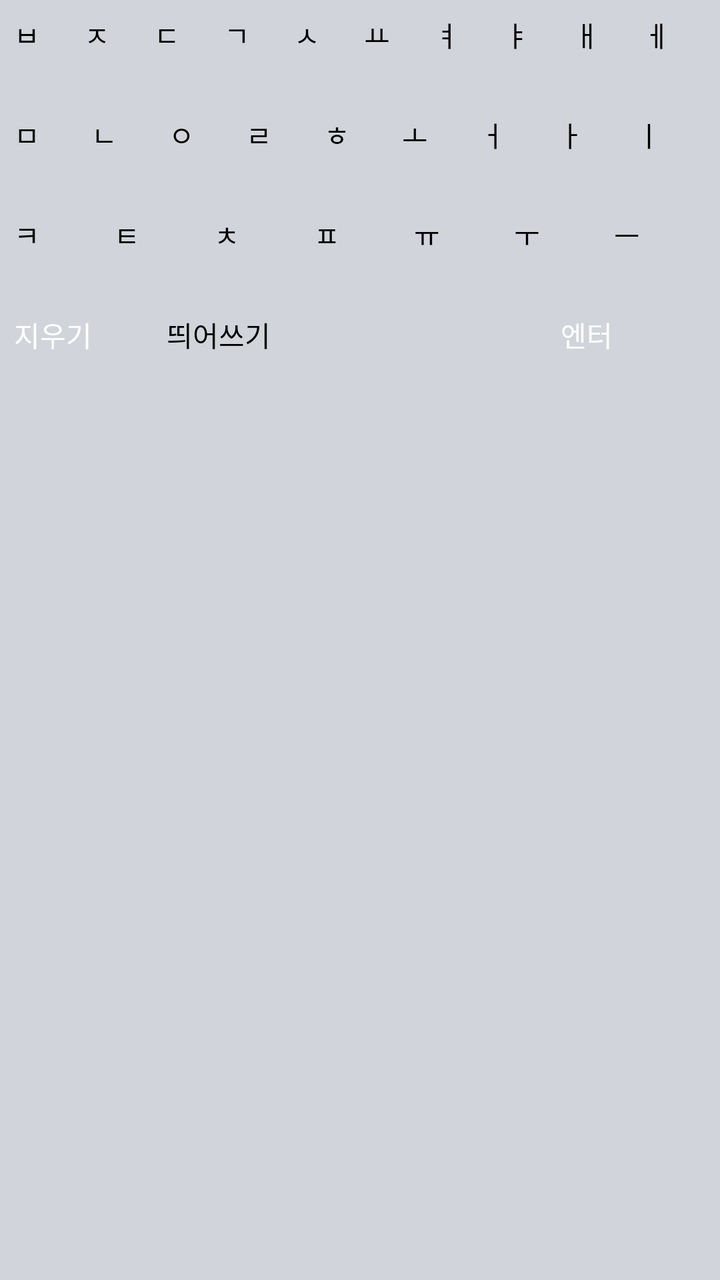
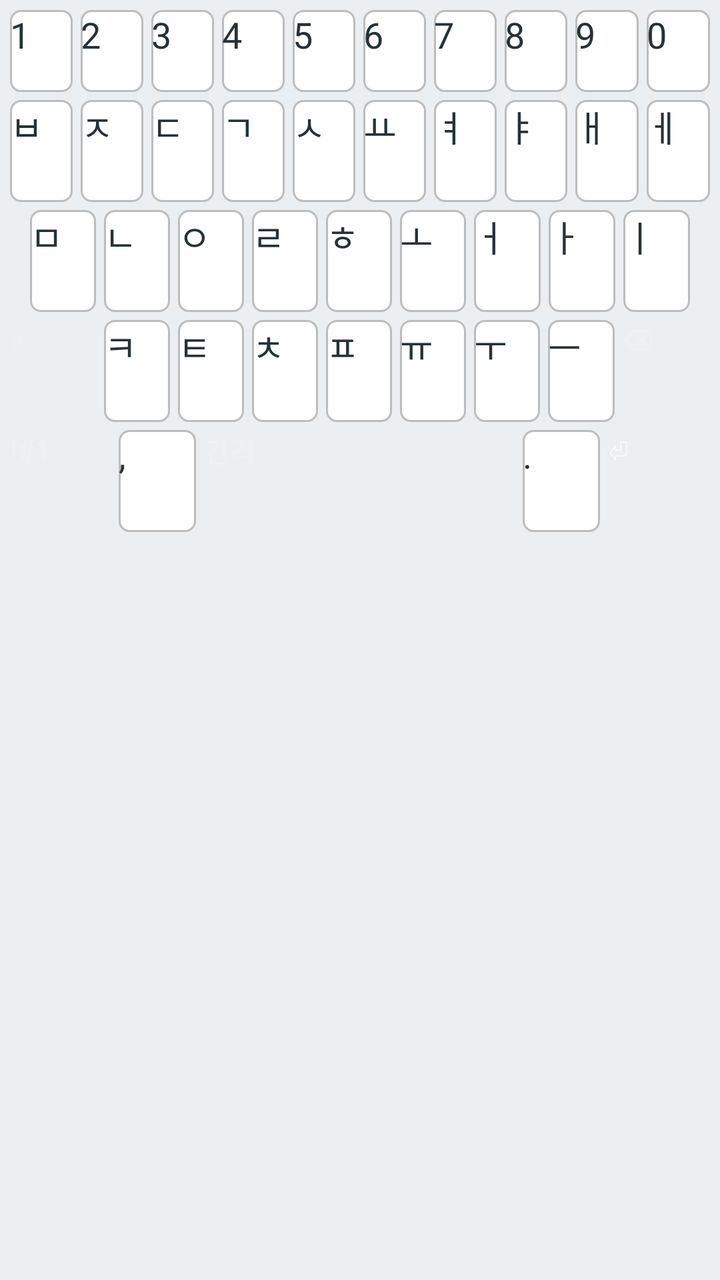

Two renders of the same Android screen: before a commit and after it. Below are the layout's source before the change and the commit's diff.
<!-- AndroidManifest.xml: application theme android:Theme.DeviceDefault -->
<!-- res/layout/keyboard_view.xml -->
<?xml version="1.0" encoding="utf-8"?>
<LinearLayout xmlns:android="http://schemas.android.com/apk/res/android"
    android:layout_width="match_parent" android:layout_height="wrap_content"
    android:background="#D1D5DB" android:orientation="vertical" android:padding="5dp">
    
    <LinearLayout android:layout_width="match_parent" android:layout_height="50dp" android:orientation="horizontal">
        <Button android:text="ㅂ" android:layout_width="0dp" android:layout_height="match_parent" android:layout_weight="1" android:layout_margin="2dp" android:backgroundTint="#FFFFFF" android:textColor="#000000" android:padding="0dp"/>
        <Button android:text="ㅈ" android:layout_width="0dp" android:layout_height="match_parent" android:layout_weight="1" android:layout_margin="2dp" android:backgroundTint="#FFFFFF" android:textColor="#000000" android:padding="0dp"/>
        <Button android:text="ㄷ" android:layout_width="0dp" android:layout_height="match_parent" android:layout_weight="1" android:layout_margin="2dp" android:backgroundTint="#FFFFFF" android:textColor="#000000" android:padding="0dp"/>
        <Button android:text="ㄱ" android:layout_width="0dp" android:layout_height="match_parent" android:layout_weight="1" android:layout_margin="2dp" android:backgroundTint="#FFFFFF" android:textColor="#000000" android:padding="0dp"/>
        <Button android:text="ㅅ" android:layout_width="0dp" android:layout_height="match_parent" android:layout_weight="1" android:layout_margin="2dp" android:backgroundTint="#FFFFFF" android:textColor="#000000" android:padding="0dp"/>
        <Button android:text="ㅛ" android:layout_width="0dp" android:layout_height="match_parent" android:layout_weight="1" android:layout_margin="2dp" android:backgroundTint="#FFFFFF" android:textColor="#000000" android:padding="0dp"/>
        <Button android:text="ㅕ" android:layout_width="0dp" android:layout_height="match_parent" android:layout_weight="1" android:layout_margin="2dp" android:backgroundTint="#FFFFFF" android:textColor="#000000" android:padding="0dp"/>
        <Button android:text="ㅑ" android:layout_width="0dp" android:layout_height="match_parent" android:layout_weight="1" android:layout_margin="2dp" android:backgroundTint="#FFFFFF" android:textColor="#000000" android:padding="0dp"/>
        <Button android:text="ㅐ" android:layout_width="0dp" android:layout_height="match_parent" android:layout_weight="1" android:layout_margin="2dp" android:backgroundTint="#FFFFFF" android:textColor="#000000" android:padding="0dp"/>
        <Button android:text="ㅔ" android:layout_width="0dp" android:layout_height="match_parent" android:layout_weight="1" android:layout_margin="2dp" android:backgroundTint="#FFFFFF" android:textColor="#000000" android:padding="0dp"/>
    </LinearLayout>

    <LinearLayout android:layout_width="match_parent" android:layout_height="50dp" android:orientation="horizontal">
        <Button android:text="ㅁ" android:layout_width="0dp" android:layout_height="match_parent" android:layout_weight="1" android:layout_margin="2dp" android:backgroundTint="#FFFFFF" android:textColor="#000000" android:padding="0dp"/>
        <Button android:text="ㄴ" android:layout_width="0dp" android:layout_height="match_parent" android:layout_weight="1" android:layout_margin="2dp" android:backgroundTint="#FFFFFF" android:textColor="#000000" android:padding="0dp"/>
        <Button android:text="ㅇ" android:layout_width="0dp" android:layout_height="match_parent" android:layout_weight="1" android:layout_margin="2dp" android:backgroundTint="#FFFFFF" android:textColor="#000000" android:padding="0dp"/>
        <Button android:text="ㄹ" android:layout_width="0dp" android:layout_height="match_parent" android:layout_weight="1" android:layout_margin="2dp" android:backgroundTint="#FFFFFF" android:textColor="#000000" android:padding="0dp"/>
        <Button android:text="ㅎ" android:layout_width="0dp" android:layout_height="match_parent" android:layout_weight="1" android:layout_margin="2dp" android:backgroundTint="#FFFFFF" android:textColor="#000000" android:padding="0dp"/>
        <Button android:text="ㅗ" android:layout_width="0dp" android:layout_height="match_parent" android:layout_weight="1" android:layout_margin="2dp" android:backgroundTint="#FFFFFF" android:textColor="#000000" android:padding="0dp"/>
        <Button android:text="ㅓ" android:layout_width="0dp" android:layout_height="match_parent" android:layout_weight="1" android:layout_margin="2dp" android:backgroundTint="#FFFFFF" android:textColor="#000000" android:padding="0dp"/>
        <Button android:text="ㅏ" android:layout_width="0dp" android:layout_height="match_parent" android:layout_weight="1" android:layout_margin="2dp" android:backgroundTint="#FFFFFF" android:textColor="#000000" android:padding="0dp"/>
        <Button android:text="ㅣ" android:layout_width="0dp" android:layout_height="match_parent" android:layout_weight="1" android:layout_margin="2dp" android:backgroundTint="#FFFFFF" android:textColor="#000000" android:padding="0dp"/>
    </LinearLayout>

    <LinearLayout android:layout_width="match_parent" android:layout_height="50dp" android:orientation="horizontal">
        <Button android:text="ㅋ" android:layout_width="0dp" android:layout_height="match_parent" android:layout_weight="1" android:layout_margin="2dp" android:backgroundTint="#FFFFFF" android:textColor="#000000" android:padding="0dp"/>
        <Button android:text="ㅌ" android:layout_width="0dp" android:layout_height="match_parent" android:layout_weight="1" android:layout_margin="2dp" android:backgroundTint="#FFFFFF" android:textColor="#000000" android:padding="0dp"/>
        <Button android:text="ㅊ" android:layout_width="0dp" android:layout_height="match_parent" android:layout_weight="1" android:layout_margin="2dp" android:backgroundTint="#FFFFFF" android:textColor="#000000" android:padding="0dp"/>
        <Button android:text="ㅍ" android:layout_width="0dp" android:layout_height="match_parent" android:layout_weight="1" android:layout_margin="2dp" android:backgroundTint="#FFFFFF" android:textColor="#000000" android:padding="0dp"/>
        <Button android:text="ㅠ" android:layout_width="0dp" android:layout_height="match_parent" android:layout_weight="1" android:layout_margin="2dp" android:backgroundTint="#FFFFFF" android:textColor="#000000" android:padding="0dp"/>
        <Button android:text="ㅜ" android:layout_width="0dp" android:layout_height="match_parent" android:layout_weight="1" android:layout_margin="2dp" android:backgroundTint="#FFFFFF" android:textColor="#000000" android:padding="0dp"/>
        <Button android:text="ㅡ" android:layout_width="0dp" android:layout_height="match_parent" android:layout_weight="1" android:layout_margin="2dp" android:backgroundTint="#FFFFFF" android:textColor="#000000" android:padding="0dp"/>
    </LinearLayout>

    <LinearLayout android:layout_width="match_parent" android:layout_height="50dp" android:orientation="horizontal">
        <Button android:text="지우기" android:layout_width="0dp" android:layout_height="match_parent" android:layout_weight="1.5" android:layout_margin="2dp" android:backgroundTint="#9CA3AF" android:textColor="#FFFFFF" android:padding="0dp"/>
        <Button android:text="띄어쓰기" android:layout_width="0dp" android:layout_height="match_parent" android:layout_weight="4" android:layout_margin="2dp" android:backgroundTint="#E5E7EB" android:textColor="#000000" android:padding="0dp"/>
        <Button android:text="엔터" android:layout_width="0dp" android:layout_height="match_parent" android:layout_weight="1.5" android:layout_margin="2dp" android:backgroundTint="#9CA3AF" android:textColor="#FFFFFF" android:padding="0dp"/>
    </LinearLayout>
</LinearLayout>
<!-- resources referenced by this layout -->
<resources>

</resources>

<!-- the commit's change to res/layout/keyboard_view.xml (unified diff, before → after) -->
@@ -1,46 +1,63 @@
 <?xml version="1.0" encoding="utf-8"?>
 <LinearLayout xmlns:android="http://schemas.android.com/apk/res/android"
     android:layout_width="match_parent" android:layout_height="wrap_content"
-    android:background="#D1D5DB" android:orientation="vertical" android:padding="5dp">
-    
-    <LinearLayout android:layout_width="match_parent" android:layout_height="50dp" android:orientation="horizontal">
-        <Button android:text="ㅂ" android:layout_width="0dp" android:layout_height="match_parent" android:layout_weight="1" android:layout_margin="2dp" android:backgroundTint="#FFFFFF" android:textColor="#000000" android:padding="0dp"/>
-        <Button android:text="ㅈ" android:layout_width="0dp" android:layout_height="match_parent" android:layout_weight="1" android:layout_margin="2dp" android:backgroundTint="#FFFFFF" android:textColor="#000000" android:padding="0dp"/>
-        <Button android:text="ㄷ" android:layout_width="0dp" android:layout_height="match_parent" android:layout_weight="1" android:layout_margin="2dp" android:backgroundTint="#FFFFFF" android:textColor="#000000" android:padding="0dp"/>
-        <Button android:text="ㄱ" android:layout_width="0dp" android:layout_height="match_parent" android:layout_weight="1" android:layout_margin="2dp" android:backgroundTint="#FFFFFF" android:textColor="#000000" android:padding="0dp"/>
-        <Button android:text="ㅅ" android:layout_width="0dp" android:layout_height="match_parent" android:layout_weight="1" android:layout_margin="2dp" android:backgroundTint="#FFFFFF" android:textColor="#000000" android:padding="0dp"/>
-        <Button android:text="ㅛ" android:layout_width="0dp" android:layout_height="match_parent" android:layout_weight="1" android:layout_margin="2dp" android:backgroundTint="#FFFFFF" android:textColor="#000000" android:padding="0dp"/>
-        <Button android:text="ㅕ" android:layout_width="0dp" android:layout_height="match_parent" android:layout_weight="1" android:layout_margin="2dp" android:backgroundTint="#FFFFFF" android:textColor="#000000" android:padding="0dp"/>
-        <Button android:text="ㅑ" android:layout_width="0dp" android:layout_height="match_parent" android:layout_weight="1" android:layout_margin="2dp" android:backgroundTint="#FFFFFF" android:textColor="#000000" android:padding="0dp"/>
-        <Button android:text="ㅐ" android:layout_width="0dp" android:layout_height="match_parent" android:layout_weight="1" android:layout_margin="2dp" android:backgroundTint="#FFFFFF" android:textColor="#000000" android:padding="0dp"/>
-        <Button android:text="ㅔ" android:layout_width="0dp" android:layout_height="match_parent" android:layout_weight="1" android:layout_margin="2dp" android:backgroundTint="#FFFFFF" android:textColor="#000000" android:padding="0dp"/>
+    android:background="#ECEFF1" android:orientation="vertical" android:padding="3dp">
+
+    <LinearLayout android:layout_width="match_parent" android:layout_height="45dp" android:orientation="horizontal">
+        <Button android:text="1" style="@style/KeyStyle"/>
+        <Button android:text="2" style="@style/KeyStyle"/>
+        <Button android:text="3" style="@style/KeyStyle"/>
+        <Button android:text="4" style="@style/KeyStyle"/>
+        <Button android:text="5" style="@style/KeyStyle"/>
+        <Button android:text="6" style="@style/KeyStyle"/>
+        <Button android:text="7" style="@style/KeyStyle"/>
+        <Button android:text="8" style="@style/KeyStyle"/>
+        <Button android:text="9" style="@style/KeyStyle"/>
+        <Button android:text="0" style="@style/KeyStyle"/>
     </LinearLayout>
 
-    <LinearLayout android:layout_width="match_parent" android:layout_height="50dp" android:orientation="horizontal">
-        <Button android:text="ㅁ" android:layout_width="0dp" android:layout_height="match_parent" android:layout_weight="1" android:layout_margin="2dp" android:backgroundTint="#FFFFFF" android:textColor="#000000" android:padding="0dp"/>
-        <Button android:text="ㄴ" android:layout_width="0dp" android:layout_height="match_parent" android:layout_weight="1" android:layout_margin="2dp" android:backgroundTint="#FFFFFF" android:textColor="#000000" android:padding="0dp"/>
-        <Button android:text="ㅇ" android:layout_width="0dp" android:layout_height="match_parent" android:layout_weight="1" android:layout_margin="2dp" android:backgroundTint="#FFFFFF" android:textColor="#000000" android:padding="0dp"/>
-        <Button android:text="ㄹ" android:layout_width="0dp" android:layout_height="match_parent" android:layout_weight="1" android:layout_margin="2dp" android:backgroundTint="#FFFFFF" android:textColor="#000000" android:padding="0dp"/>
-        <Button android:text="ㅎ" android:layout_width="0dp" android:layout_height="match_parent" android:layout_weight="1" android:layout_margin="2dp" android:backgroundTint="#FFFFFF" android:textColor="#000000" android:padding="0dp"/>
-        <Button android:text="ㅗ" android:layout_width="0dp" android:layout_height="match_parent" android:layout_weight="1" android:layout_margin="2dp" android:backgroundTint="#FFFFFF" android:textColor="#000000" android:padding="0dp"/>
-        <Button android:text="ㅓ" android:layout_width="0dp" android:layout_height="match_parent" android:layout_weight="1" android:layout_margin="2dp" android:backgroundTint="#FFFFFF" android:textColor="#000000" android:padding="0dp"/>
-        <Button android:text="ㅏ" android:layout_width="0dp" android:layout_height="match_parent" android:layout_weight="1" android:layout_margin="2dp" android:backgroundTint="#FFFFFF" android:textColor="#000000" android:padding="0dp"/>
-        <Button android:text="ㅣ" android:layout_width="0dp" android:layout_height="match_parent" android:layout_weight="1" android:layout_margin="2dp" android:backgroundTint="#FFFFFF" android:textColor="#000000" android:padding="0dp"/>
+    <LinearLayout android:layout_width="match_parent" android:layout_height="55dp" android:orientation="horizontal">
+        <Button android:text="ㅂ" style="@style/KeyStyle"/>
+        <Button android:text="ㅈ" style="@style/KeyStyle"/>
+        <Button android:text="ㄷ" style="@style/KeyStyle"/>
+        <Button android:text="ㄱ" style="@style/KeyStyle"/>
+        <Button android:text="ㅅ" style="@style/KeyStyle"/>
+        <Button android:text="ㅛ" style="@style/KeyStyle"/>
+        <Button android:text="ㅕ" style="@style/KeyStyle"/>
+        <Button android:text="ㅑ" style="@style/KeyStyle"/>
+        <Button android:text="ㅐ" style="@style/KeyStyle"/>
+        <Button android:text="ㅔ" style="@style/KeyStyle"/>
     </LinearLayout>
 
-    <LinearLayout android:layout_width="match_parent" android:layout_height="50dp" android:orientation="horizontal">
-        <Button android:text="ㅋ" android:layout_width="0dp" android:layout_height="match_parent" android:layout_weight="1" android:layout_margin="2dp" android:backgroundTint="#FFFFFF" android:textColor="#000000" android:padding="0dp"/>
-        <Button android:text="ㅌ" android:layout_width="0dp" android:layout_height="match_parent" android:layout_weight="1" android:layout_margin="2dp" android:backgroundTint="#FFFFFF" android:textColor="#000000" android:padding="0dp"/>
-        <Button android:text="ㅊ" android:layout_width="0dp" android:layout_height="match_parent" android:layout_weight="1" android:layout_margin="2dp" android:backgroundTint="#FFFFFF" android:textColor="#000000" android:padding="0dp"/>
-        <Button android:text="ㅍ" android:layout_width="0dp" android:layout_height="match_parent" android:layout_weight="1" android:layout_margin="2dp" android:backgroundTint="#FFFFFF" android:textColor="#000000" android:padding="0dp"/>
-        <Button android:text="ㅠ" android:layout_width="0dp" android:layout_height="match_parent" android:layout_weight="1" android:layout_margin="2dp" android:backgroundTint="#FFFFFF" android:textColor="#000000" android:padding="0dp"/>
-        <Button android:text="ㅜ" android:layout_width="0dp" android:layout_height="match_parent" android:layout_weight="1" android:layout_margin="2dp" android:backgroundTint="#FFFFFF" android:textColor="#000000" android:padding="0dp"/>
-        <Button android:text="ㅡ" android:layout_width="0dp" android:layout_height="match_parent" android:layout_weight="1" android:layout_margin="2dp" android:backgroundTint="#FFFFFF" android:textColor="#000000" android:padding="0dp"/>
+    <LinearLayout android:layout_width="match_parent" android:layout_height="55dp" android:orientation="horizontal" android:paddingLeft="10dp" android:paddingRight="10dp">
+        <Button android:text="ㅁ" style="@style/KeyStyle"/>
+        <Button android:text="ㄴ" style="@style/KeyStyle"/>
+        <Button android:text="ㅇ" style="@style/KeyStyle"/>
+        <Button android:text="ㄹ" style="@style/KeyStyle"/>
+        <Button android:text="ㅎ" style="@style/KeyStyle"/>
+        <Button android:text="ㅗ" style="@style/KeyStyle"/>
+        <Button android:text="ㅓ" style="@style/KeyStyle"/>
+        <Button android:text="ㅏ" style="@style/KeyStyle"/>
+        <Button android:text="ㅣ" style="@style/KeyStyle"/>
     </LinearLayout>
 
-    <LinearLayout android:layout_width="match_parent" android:layout_height="50dp" android:orientation="horizontal">
-        <Button android:text="지우기" android:layout_width="0dp" android:layout_height="match_parent" android:layout_weight="1.5" android:layout_margin="2dp" android:backgroundTint="#9CA3AF" android:textColor="#FFFFFF" android:padding="0dp"/>
-        <Button android:text="띄어쓰기" android:layout_width="0dp" android:layout_height="match_parent" android:layout_weight="4" android:layout_margin="2dp" android:backgroundTint="#E5E7EB" android:textColor="#000000" android:padding="0dp"/>
-        <Button android:text="엔터" android:layout_width="0dp" android:layout_height="match_parent" android:layout_weight="1.5" android:layout_margin="2dp" android:backgroundTint="#9CA3AF" android:textColor="#FFFFFF" android:padding="0dp"/>
+    <LinearLayout android:layout_width="match_parent" android:layout_height="55dp" android:orientation="horizontal">
+        <Button android:text="⇧" android:layout_width="0dp" android:layout_height="match_parent" android:layout_weight="1.3" android:layout_margin="2dp" android:backgroundTint="#CFD8DC"/>
+        <Button android:text="ㅋ" style="@style/KeyStyle"/>
+        <Button android:text="ㅌ" style="@style/KeyStyle"/>
+        <Button android:text="ㅊ" style="@style/KeyStyle"/>
+        <Button android:text="ㅍ" style="@style/KeyStyle"/>
+        <Button android:text="ㅠ" style="@style/KeyStyle"/>
+        <Button android:text="ㅜ" style="@style/KeyStyle"/>
+        <Button android:text="ㅡ" style="@style/KeyStyle"/>
+        <Button android:text="⌫" android:layout_width="0dp" android:layout_height="match_parent" android:layout_weight="1.3" android:layout_margin="2dp" android:backgroundTint="#CFD8DC"/>
+    </LinearLayout>
+
+    <LinearLayout android:layout_width="match_parent" android:layout_height="55dp" android:orientation="horizontal">
+        <Button android:text="!#1" android:layout_width="0dp" android:layout_height="match_parent" android:layout_weight="1.3" android:layout_margin="2dp" android:backgroundTint="#CFD8DC"/>
+        <Button android:text="," style="@style/KeyStyle"/>
+        <Button android:text="간격" android:layout_width="0dp" android:layout_height="match_parent" android:layout_weight="4" android:layout_margin="2dp" android:backgroundTint="#FFFFFF"/>
+        <Button android:text="." style="@style/KeyStyle"/>
+        <Button android:text="⏎" android:layout_width="0dp" android:layout_height="match_parent" android:layout_weight="1.3" android:layout_margin="2dp" android:backgroundTint="#42A5F5" android:textColor="#FFFFFF"/>
     </LinearLayout>
 </LinearLayout>
<!-- resource entries referenced after the edit -->
@@ -1,5 +1,26 @@
 <!-- resources referenced by this layout -->
 <resources>
-
+  <style name="KeyStyle">
+          <item name="android:layout_width">0dp</item>
+          <item name="android:layout_height">match_parent</item>
+          <item name="android:layout_weight">1</item>
+          <item name="android:layout_margin">2dp</item>
+          <item name="android:background">@drawable/key_background</item>
+          <item name="android:textColor">#263238</item>
+          <item name="android:textSize">18sp</item>
+          <item name="android:padding">0dp</item>
+          <item name="android:textAllCaps">false</item>
+      </style>
+  <!-- drawable key_background (drawable) -->
+  <?xml version="1.0" encoding="utf-8"?>
+  <ripple xmlns:android="http://schemas.android.com/apk/res/android" android:color="#D1D5DB">
+      <item>
+          <shape android:shape="rectangle">
+              <solid android:color="#FFFFFF" />
+              <corners android:radius="5dp" />
+              <stroke android:width="1dp" android:color="#BDBDBD" />
+          </shape>
+      </item>
+  </ripple>
 </resources>
 
